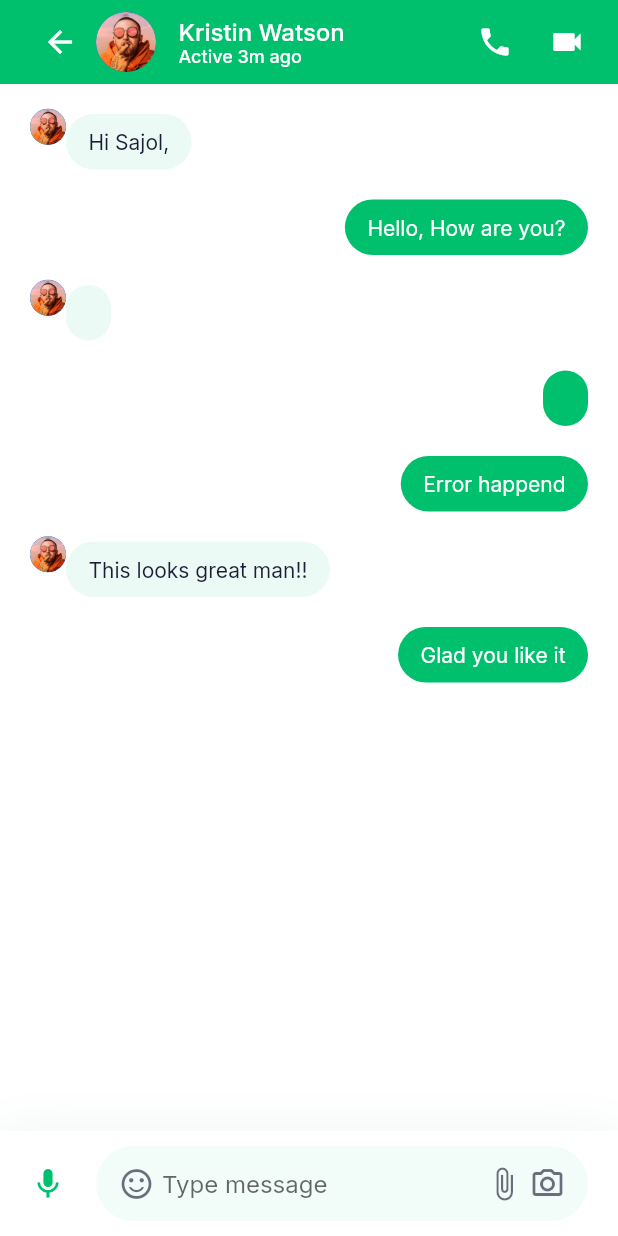
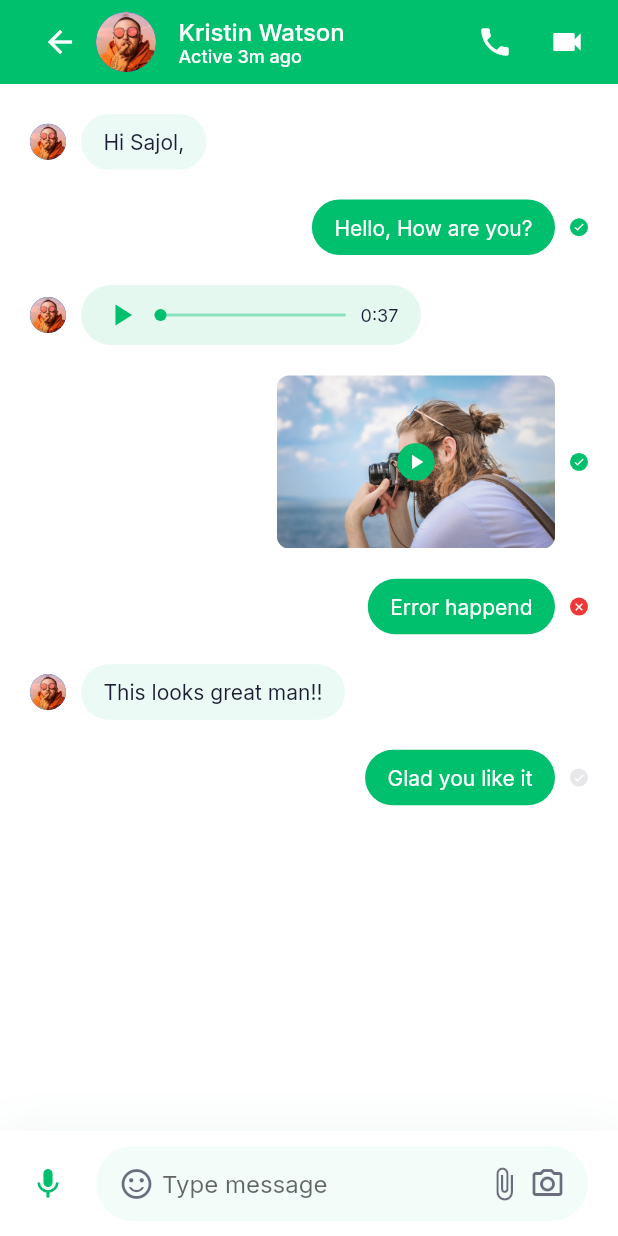
Before and after one commit to JakeSeo/chat_app, a Flutter app: the MessageScreen screen opened directly, on a phone screen of 412 x 824 dp. Run offline on Flutter 3.47's test engine with Material 2 defaults, Android fonts, the phone set to English and light mode, and no system bars; our stand-ins replace google_fonts.

```diff
--- /dev/null
+++ b/lib/screens/messages/components/audio_message.dart
@@ -0,0 +1,70 @@
+import 'package:chat_app/models/ChatMessage.dart';
+import 'package:flutter/material.dart';
+
+import '../../../constants.dart';
+
+class AudioMessage extends StatelessWidget {
+  final ChatMessage message;
+
+  const AudioMessage({Key key, this.message}) : super(key: key);
+  @override
+  Widget build(BuildContext context) {
+    return Container(
+      width: MediaQuery.of(context).size.width * 0.55,
+      height: 40,
+      padding: EdgeInsets.symmetric(
+        horizontal: kDefaultPadding * 0.75,
+        vertical: kDefaultPadding / 5,
+      ),
+      decoration: BoxDecoration(
+        borderRadius: BorderRadius.circular(30),
+        color: kPrimaryColor.withOpacity(message.isSender ? 1 : 0.1),
+      ),
+      child: Row(
+        children: [
+          Icon(
+            Icons.play_arrow,
+            color: message.isSender ? Colors.white : kPrimaryColor,
+          ),
+          Expanded(
+            child: Padding(
+              padding:
+                  const EdgeInsets.symmetric(horizontal: kDefaultPadding / 2),
+              child: Stack(
+                clipBehavior: Clip.none,
+                alignment: Alignment.center,
+                children: [
+                  Container(
+                    width: double.infinity,
+                    height: 2,
+                    color: message.isSender
+                        ? Colors.white
+                        : kPrimaryColor.withOpacity(0.4),
+                  ),
+                  Positioned(
+                    left: 0,
+                    child: Container(
+                      height: 8,
+                      width: 8,
+                      decoration: BoxDecoration(
+                        color: message.isSender ? Colors.white : kPrimaryColor,
+                        shape: BoxShape.circle,
+                      ),
+                    ),
+                  ),
+                ],
+              ),
+            ),
+          ),
+          Text(
+            "0:37",
+            style: TextStyle(
+              fontSize: 12,
+              color: message.isSender ? Colors.white : null,
+            ),
+          ),
+        ],
+      ),
+    );
+  }
+}
--- a/lib/screens/messages/components/body.dart
+++ b/lib/screens/messages/components/body.dart
@@ -3,6 +3,7 @@ import 'package:chat_app/models/ChatMessage.dart';
 import 'package:flutter/material.dart';
 
 import 'chat_input_field.dart';
+import 'message.dart';
 
 class Body extends StatelessWidget {
   @override
@@ -25,60 +26,3 @@ class Body extends StatelessWidget {
     );
   }
 }
-
-class Message extends StatelessWidget {
-  const Message({
-    Key key,
-    @required this.message,
-  }) : super(key: key);
-
-  final ChatMessage message;
-  @override
-  Widget build(BuildContext context) {
-    return Row(
-      mainAxisAlignment:
-          message.isSender ? MainAxisAlignment.end : MainAxisAlignment.start,
-      children: [
-        if (!message.isSender) ...[
-          CircleAvatar(
-            radius: 12,
-            backgroundImage: AssetImage("assets/images/user_2.png"),
-          ),
-        ],
-        TextMessage(message: message),
-      ],
-    );
-  }
-}
-
-class TextMessage extends StatelessWidget {
-  const TextMessage({
-    Key key,
-    this.message,
-  }) : super(key: key);
-
-  final ChatMessage message;
-
-  @override
-  Widget build(BuildContext context) {
-    return Container(
-      margin: EdgeInsets.only(top: kDefaultPadding),
-      padding: EdgeInsets.symmetric(
-        horizontal: kDefaultPadding * 0.75,
-        vertical: kDefaultPadding / 2,
-      ),
-      decoration: BoxDecoration(
-        color: kPrimaryColor.withOpacity(message.isSender ? 1 : 0.08),
-        borderRadius: BorderRadius.circular(30),
-      ),
-      child: Text(
-        message.text,
-        style: TextStyle(
-          color: message.isSender
-              ? Colors.white
-              : Theme.of(context).textTheme.bodyText1.color,
-        ),
-      ),
-    );
-  }
-}
--- /dev/null
+++ b/lib/screens/messages/components/message.dart
@@ -0,0 +1,86 @@
+import 'package:chat_app/models/ChatMessage.dart';
+import 'package:chat_app/screens/messages/components/text_message.dart';
+import 'package:chat_app/screens/messages/components/video_message.dart';
+import 'package:flutter/material.dart';
+
+import '../../../constants.dart';
+import 'audio_message.dart';
+
+class Message extends StatelessWidget {
+  const Message({
+    Key key,
+    @required this.message,
+  }) : super(key: key);
+
+  final ChatMessage message;
+  @override
+  Widget build(BuildContext context) {
+    Widget messageContain(ChatMessage message) {
+      switch (message.messageType) {
+        case ChatMessageType.text:
+          return TextMessage(message: message);
+        case ChatMessageType.audio:
+          return AudioMessage(message: message);
+        case ChatMessageType.video:
+          return VideoMessage(message: message);
+        default:
+          return SizedBox();
+      }
+    }
+
+    return Padding(
+      padding: const EdgeInsets.only(top: kDefaultPadding),
+      child: Row(
+        mainAxisAlignment:
+            message.isSender ? MainAxisAlignment.end : MainAxisAlignment.start,
+        children: [
+          if (!message.isSender) ...[
+            CircleAvatar(
+              radius: 12,
+              backgroundImage: AssetImage("assets/images/user_2.png"),
+            ),
+            SizedBox(width: kDefaultPadding / 2),
+          ],
+          messageContain(message),
+          if (message.isSender) MessageStatusDot(status: message.messageStatus)
+        ],
+      ),
+    );
+  }
+}
+
+class MessageStatusDot extends StatelessWidget {
+  final MessageStatus status;
+
+  const MessageStatusDot({Key key, this.status}) : super(key: key);
+  @override
+  Widget build(BuildContext context) {
+    Color dotColor(MessageStatus status) {
+      switch (status) {
+        case MessageStatus.not_sent:
+          return kErrorColor;
+        case MessageStatus.not_view:
+          return Theme.of(context).textTheme.bodyText1.color.withOpacity(0.1);
+        case MessageStatus.viewed:
+          return kPrimaryColor;
+        default:
+          return Colors.transparent;
+      }
+    }
+
+    return Container(
+      margin: EdgeInsets.only(left: kDefaultPadding / 2),
+      height: 12,
+      width: 12,
+      decoration: BoxDecoration(
+        color: dotColor(status),
+        shape: BoxShape.circle,
+      ),
+      child: Icon(
+        status == MessageStatus.not_sent ? Icons.close : Icons.done,
+        size: 8,
+        color: Theme.of(context).scaffoldBackgroundColor,
+      ),
+    );
+  }
+}
--- /dev/null
+++ b/lib/screens/messages/components/text_message.dart
@@ -0,0 +1,35 @@
+import 'package:chat_app/models/ChatMessage.dart';
+import 'package:flutter/material.dart';
+
+import '../../../constants.dart';
+
+class TextMessage extends StatelessWidget {
+  const TextMessage({
+    Key key,
+    this.message,
+  }) : super(key: key);
+
+  final ChatMessage message;
+
+  @override
+  Widget build(BuildContext context) {
+    return Container(
+      padding: EdgeInsets.symmetric(
+        horizontal: kDefaultPadding * 0.75,
+        vertical: kDefaultPadding / 2,
+      ),
+      decoration: BoxDecoration(
+        color: kPrimaryColor.withOpacity(message.isSender ? 1 : 0.08),
+        borderRadius: BorderRadius.circular(30),
+      ),
+      child: Text(
+        message.text,
+        style: TextStyle(
+          color: message.isSender
+              ? Colors.white
+              : Theme.of(context).textTheme.bodyText1.color,
+        ),
+      ),
+    );
+  }
+}
--- /dev/null
+++ b/lib/screens/messages/components/video_message.dart
@@ -0,0 +1,40 @@
+import 'package:chat_app/models/ChatMessage.dart';
+import 'package:flutter/material.dart';
+
+import '../../../constants.dart';
+
+class VideoMessage extends StatelessWidget {
+  final ChatMessage message;
+
+  const VideoMessage({Key key, this.message}) : super(key: key);
+
+  @override
+  Widget build(BuildContext context) {
+    return SizedBox(
+        width: MediaQuery.of(context).size.width * 0.45,
+        child: AspectRatio(
+            aspectRatio: 1.6,
+            child: Stack(
+              alignment: Alignment.center,
+              children: [
+                ClipRRect(
+                  borderRadius: BorderRadius.circular(8),
+                  child: Image.asset("assets/images/video_place_here.png"),
+                ),
+                Container(
+                  height: 25,
+                  width: 25,
+                  decoration: BoxDecoration(
+                    color: kPrimaryColor,
+                    shape: BoxShape.circle,
+                  ),
+                  child: Icon(
+                    Icons.play_arrow,
+                    size: 16,
+                    color: Colors.white,
+                  ),
+                ),
+              ],
+            )));
+  }
+}
```
Also changed, not shown: 1 other file.
